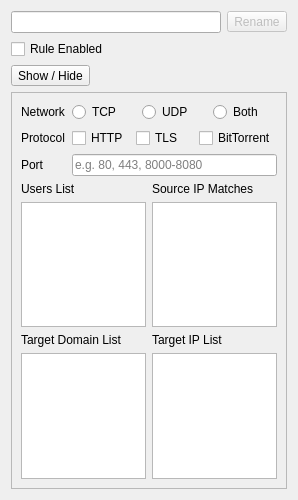
Qv2ray/Qv2ray, file src/ui/widgets/node/RuleWidget.ui: the form before one commit.
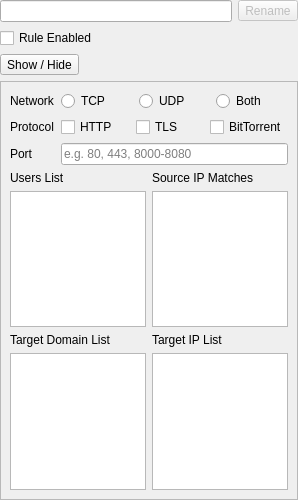
The form after the commit.

Patch:
```diff
--- a/src/ui/widgets/node/RuleWidget.ui
+++ b/src/ui/widgets/node/RuleWidget.ui
@@ -14,6 +14,18 @@
    <string>Form</string>
   </property>
   <layout class="QVBoxLayout" name="verticalLayout_2">
+   <property name="leftMargin">
+    <number>0</number>
+   </property>
+   <property name="topMargin">
+    <number>0</number>
+   </property>
+   <property name="rightMargin">
+    <number>0</number>
+   </property>
+   <property name="bottomMargin">
+    <number>0</number>
+   </property>
    <item>
     <layout class="QHBoxLayout" name="horizontalLayout">
      <item>
```
